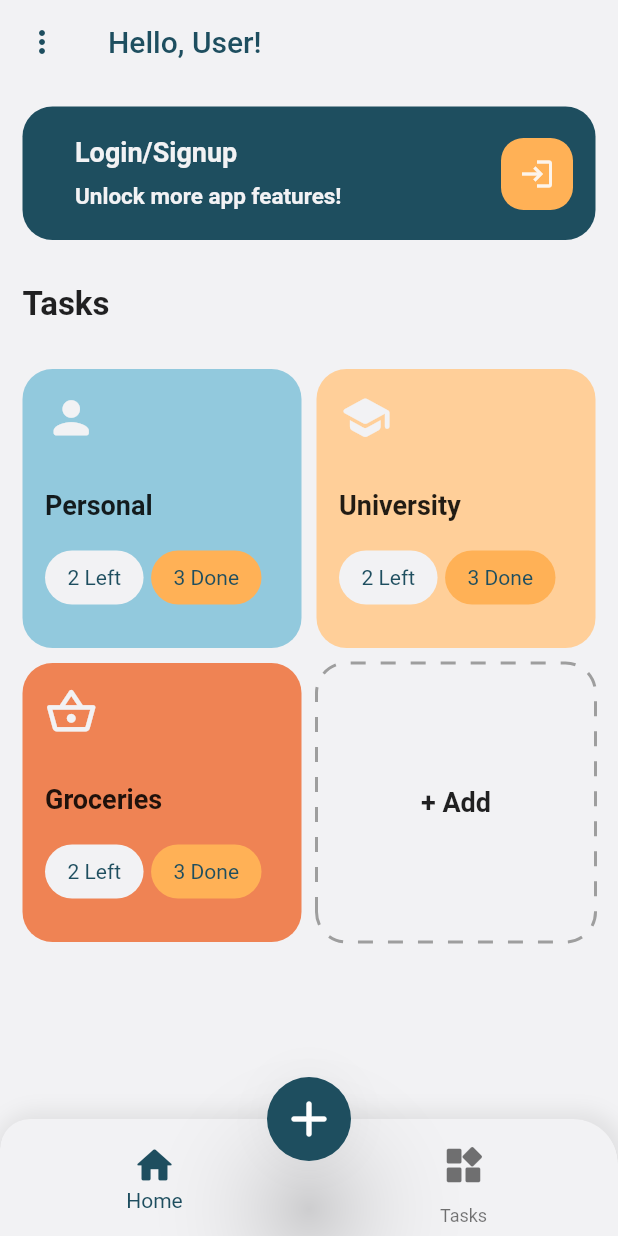
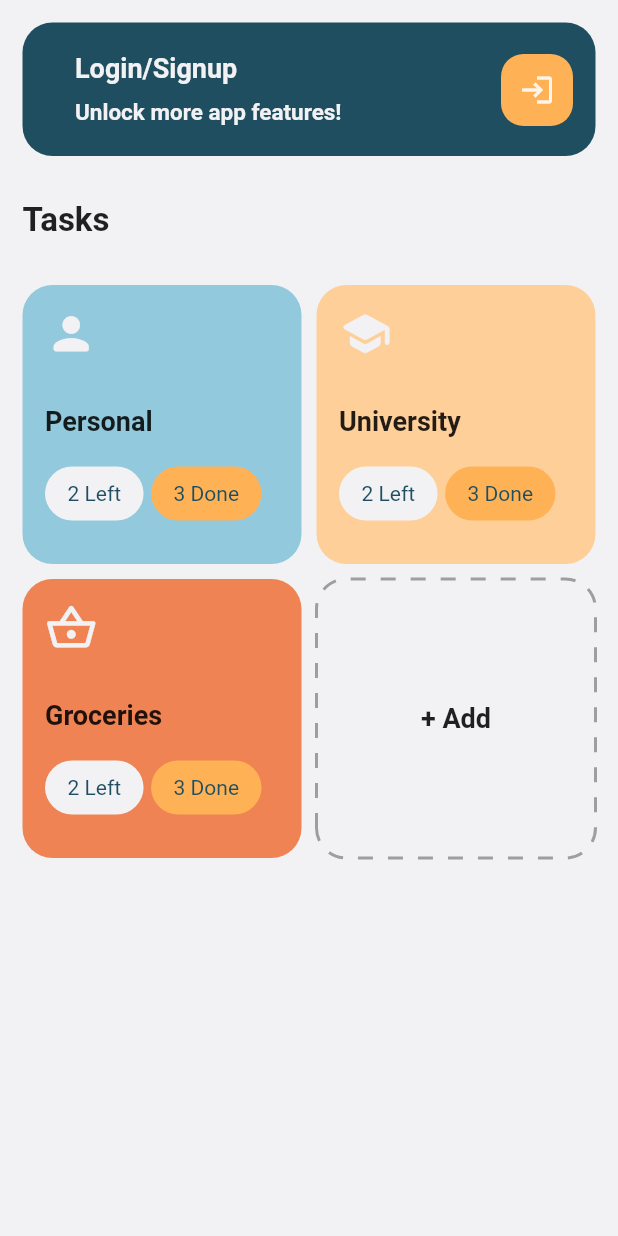
Before and after one commit to SamihaHussein2/Task-it-mobile-project, a Flutter app: the Homepage screen opened directly, on a phone screen of 412 x 824 dp. Run offline on Flutter 3.47's test engine with Material 2 defaults, Android fonts, the phone set to English and light mode, and no system bars; drawn by our look-alikes of dotted_border; our stand-ins replace firebase_core, modal_bottom_sheet; accounts and stored records are empty.

Commit message:
updated navbar

```diff
--- a/task_it/lib/models/profile_icons.dart
+++ b/task_it/lib/models/profile_icons.dart
@@ -1,6 +1,6 @@
 import 'package:flutter/material.dart';
 import '/screens/Intro/welcome_page.dart';
-import '/screens/homepage/homepage.dart';
+import '../screens/navscreens/homepage/homepage.dart';
 import '/screens/leaderboard/leaderboard.dart';
 import '/spalsh.dart';
 
--- a/task_it/lib/screens/Intro/welcome_page.dart
+++ b/task_it/lib/screens/Intro/welcome_page.dart
@@ -5,7 +5,7 @@ import '/screens/Intro/login.dart';
 import '/screens/Intro/signup.dart';
 import '/screens/user_account.dart';
 import '/spalsh.dart';
-import '/screens/homepage/homepage.dart';
+import '../navscreens/main_page.dart';
 // ignore_for_file: file_names
 
 class welcomepage extends StatelessWidget {
@@ -130,7 +130,7 @@ class welcomepage extends StatelessWidget {
                                 context,
                                 MaterialPageRoute(
                                     //change page to the homepage
-                                    builder: (context) => Homepage()));
+                                    builder: (context) => MainPage()));
                           },
                       ),
                     )
--- a/task_it/lib/screens/homepage/homepage.dart
+++ /dev/null
@@ -1,182 +0,0 @@
-import 'package:flutter/material.dart';
-import 'package:modal_bottom_sheet/modal_bottom_sheet.dart';
-import '/screens/lists_page.dart';
-import '/screens/user_account.dart';
-import '/constants/custom_colors.dart';
-import '/screens/homepage/widgets/default_tasks.dart';
-import '/screens/homepage/widgets/unlock_more_features.dart';
-import '/screens/leaderboard/leaderboard.dart';
-import '/screens/add_new_task.dart';
-
-class Homepage extends StatelessWidget {
-  const Homepage({Key? key}) : super(key: key);
-
-  @override
-  Widget build(BuildContext context) {
-    return Scaffold(
-      backgroundColor: CustomColors.Cultured,
-      appBar: _buildAppBar(context),
-      drawer: _buildDrawer(context),
-      body: Column(
-        crossAxisAlignment: CrossAxisAlignment.start,
-        children: [
-          UnlockMoreFeatures(),
-          Container(
-            padding: EdgeInsets.all(15),
-            child: Text('Tasks',
-                style: TextStyle(fontSize: 22, fontWeight: FontWeight.bold)),
-          ),
-          Expanded(
-            child: DefaultTasks(),
-          )
-        ],
-      ),
-      bottomNavigationBar: _buildBottomNavBar(context),
-      floatingActionButtonLocation: FloatingActionButtonLocation.centerDocked,
-      floatingActionButton: FloatingActionButton(
-        onPressed: () => _show(context),
-        child: Icon(Icons.add_rounded, size: 40),
-        elevation: 30,
-        backgroundColor: CustomColors.Midnight,
-      ),
-    );
-  }
-
-  Widget _buildBottomNavBar(BuildContext context) {
-    return Container(
-      decoration: BoxDecoration(
-          borderRadius: BorderRadius.only(
-              topLeft: Radius.circular(30), topRight: Radius.circular(30)),
-          boxShadow: [
-            BoxShadow(
-                color: Colors.grey.withOpacity(0.2),
-                spreadRadius: 5,
-                blurRadius: 10)
-          ]),
-      child: ClipRRect(
-        borderRadius: BorderRadius.only(
-            topLeft: Radius.circular(20), topRight: Radius.circular(30)),
-        child: BottomNavigationBar(
-          backgroundColor: CustomColors.Cultured,
-          showSelectedLabels: true,
-          showUnselectedLabels: true,
-          selectedItemColor: CustomColors.Midnight,
-          items: [
-            BottomNavigationBarItem(
-              label: "Home",
-              icon: Icon(Icons.home_rounded, size: 30),
-            ),
-            BottomNavigationBarItem(
-              label: "Tasks",
-              icon: IconButton(
-                icon: Icon(Icons.widgets_rounded, size: 30),
-                onPressed: () => Navigator.push(
-                  context,
-                  MaterialPageRoute(builder: (context) => TaskList()),
-                ),
-              ),
-            )
-          ],
-        ),
-      ),
-    );
-  }
-
-  AppBar _buildAppBar(context) {
-    return AppBar(
-      leading: Builder(
-        builder: (BuildContext context) {
-          return IconButton(
-            icon: const Icon(
-              Icons.more_vert,
-              color: CustomColors.Midnight,
-            ),
-            onPressed: () {
-              Scaffold.of(context).openDrawer();
-            },
-          );
-        },
-      ),
-      backgroundColor: CustomColors.Cultured,
-      elevation: 0,
-      title: Row(
-        children: [
-          // SizedBox(width: 10),
-          Text('Hello, User!',
-              style: TextStyle(color: CustomColors.Midnight, fontSize: 20))
-        ],
-      ),
-    );
-  }
-
-  void _show(BuildContext ctx) {
-    showMaterialModalBottomSheet(
-        // add button add w add task fi al set state?
-        elevation: 10,
-        backgroundColor: Colors.amber,
-        context: ctx,
-        builder: (ctx) => Container(
-              //width: 100,
-              height: 500,
-              color: Colors.white,
-              alignment: Alignment.center,
-              child: AddTaskForm(),
-            ));
-  }
-
-  Drawer _buildDrawer(BuildContext context) {
-    return Drawer(
-        child: ListView(
-      padding: EdgeInsets.zero,
-      children: [
-        UserAccountsDrawerHeader(
-          decoration: BoxDecoration(color: CustomColors.Midnight),
-          accountName: Text('Salma Tamer'),
-          accountEmail: Text('salma12@gmail.com'),
-          currentAccountPicture: CircleAvatar(
-            radius: 50,
-            backgroundImage: AssetImage("assets/avatar/avatar.jpg"),
-          ),
-        ),
-        Divider(
-          color: Colors.white,
-        ),
-        ListTile(
-          leading: Icon(Icons.account_circle_rounded),
-          title: Text("Profile"),
-          onTap: () => {
-            Navigator.push(
-                context, new MaterialPageRoute(builder: (context) => Account()))
-          },
-        ),
-        ListTile(
-          leading: Icon(Icons.notifications_active_rounded),
-          title: Text("Notifications"),
-        ),
-        ListTile(
-          leading: Icon(Icons.leaderboard_rounded),
-          title: Text("Leaderboard"),
-          onTap: () => {
-            Navigator.push(
-                context,
-                new MaterialPageRoute(
-                    builder: (context) => LeaderBoardScreen()))
-          },
-        ),
-        Divider(
-          thickness: 1,
-          height: 90,
-          color: Colors.grey,
-        ),
-        ListTile(
-          leading: Icon(Icons.share_rounded),
-          title: Text("Invite Friends"),
-        ),
-        ListTile(
-          leading: Icon(Icons.toggle_on_rounded),
-          title: Text("Theme"),
-        ),
-      ],
-    ));
-  }
-}
--- a/task_it/lib/screens/leaderboard/leaderboard.dart
+++ b/task_it/lib/screens/leaderboard/leaderboard.dart
@@ -1,7 +1,7 @@
 // ignore_for_file: prefer_const_constructors, prefer_const_literals_to_create_immutables, use_key_in_widget_constructors
 
 import 'package:flutter/material.dart';
-import '/screens/homepage/homepage.dart';
+import '../navscreens/main_page.dart';
 import '/screens/leaderboard/animated_buttons.dart';
 import '/screens/trophies.dart';
 
@@ -27,7 +27,7 @@ class _LeaderBoardScreenState extends State<LeaderBoardScreen> {
               onPressed: () {
                 Navigator.push(
                   context,
-                  MaterialPageRoute(builder: (context) => Homepage()),
+                  MaterialPageRoute(builder: (context) => MainPage()),
                 );
               }),
           title: Text("Leaderboard"),
--- /dev/null
+++ b/task_it/lib/screens/navscreens/homepage/homepage.dart
@@ -0,0 +1,38 @@
+import 'package:flutter/material.dart';
+import 'package:modal_bottom_sheet/modal_bottom_sheet.dart';
+import '/screens/lists_page.dart';
+import '/screens/user_account.dart';
+import '/constants/custom_colors.dart';
+import '/screens/navscreens/homepage/widgets/default_tasks.dart';
+import '/screens/navscreens/homepage/widgets/unlock_more_features.dart';
+import '/screens/add_new_task.dart';
+
+class Homepage extends StatefulWidget {
+  const Homepage({Key? key}) : super(key: key);
+
+  @override
+  _HomepageState createState() => _HomepageState();
+}
+
+class _HomepageState extends State<Homepage> {
+  @override
+  Widget build(BuildContext context) {
+    return Scaffold(
+      backgroundColor: CustomColors.Cultured,
+      body: Column(
+        crossAxisAlignment: CrossAxisAlignment.start,
+        children: [
+          UnlockMoreFeatures(),
+          Container(
+            padding: EdgeInsets.all(15),
+            child: Text('Tasks',
+                style: TextStyle(fontSize: 22, fontWeight: FontWeight.bold)),
+          ),
+          Expanded(
+            child: DefaultTasks(),
+          )
+        ],
+      ),
+    );
+  }
+}
--- a/task_it/lib/screens/user_account.dart
+++ b/task_it/lib/screens/user_account.dart
@@ -3,7 +3,7 @@ import '/constants/custom_colors.dart';
 import '/models/profile_icons.dart';
 import '/screens/Intro/welcome_page.dart';
 import '/spalsh.dart';
-import '/screens/homepage/homepage.dart';
+import 'navscreens/homepage/homepage.dart';
 
 class Account extends StatelessWidget {
   //const account({Key? key}) : super(key: key);
```
Also changed, not shown: task_it/lib/main.dart (+6 -5 lines), task_it/lib/screens/navscreens/main_page.dart (added, +159 -0 lines), task_it/lib/screens/navscreens/tasks_list.dart (added, +10 -0 lines), task_it/lib/screens/navscreens/homepage/widgets/default_tasks.dart (renamed from task_it/lib/screens/homepage/widgets/default_tasks.dart), task_it/lib/screens/navscreens/homepage/widgets/unlock_more_features.dart (renamed from task_it/lib/screens/homepage/widgets/unlock_more_features.dart).
